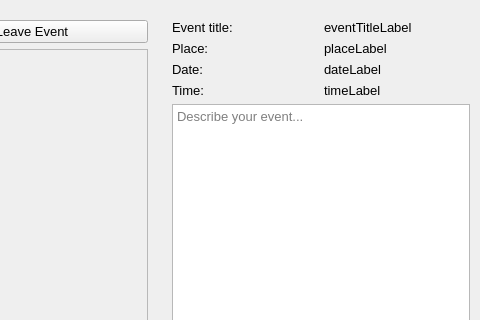
Before: the Qt Designer form src/ui/EventWindow.ui in chapeullah/EventGift, drawn with Qt 5; both pictures show x 104 to 584 and y 0 to 320 of the 800 by 600 pixel window.
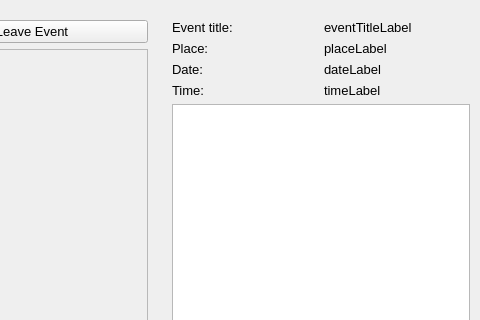
After: the same form once the commit is applied.

```diff
--- a/src/ui/EventWindow.ui
+++ b/src/ui/EventWindow.ui
@@ -158,11 +158,7 @@
          </layout>
         </item>
         <item>
-         <widget class="QTextEdit" name="eventDescriptionEdit">
-          <property name="placeholderText">
-           <string>Describe your event...</string>
-          </property>
-         </widget>
+         <widget class="QTextBrowser" name="describeEdit"/>
         </item>
        </layout>
       </widget>
```
